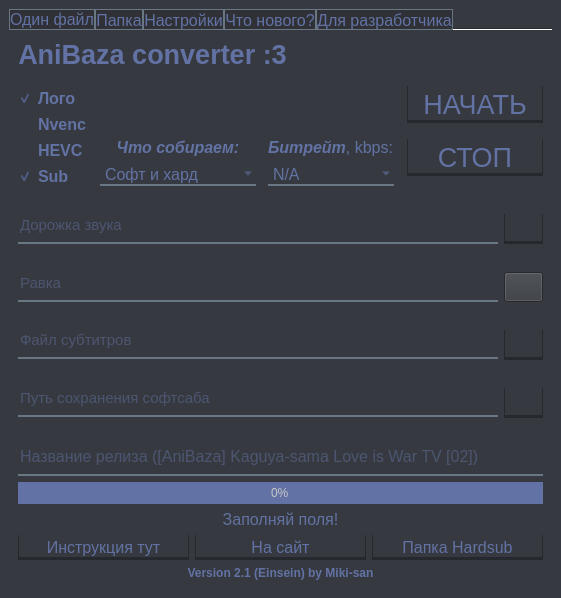
The window that UI/normUI2.ui (nikolaiianchuk/AniBaza_Converter) describes before a commit, drawn with Qt 5.
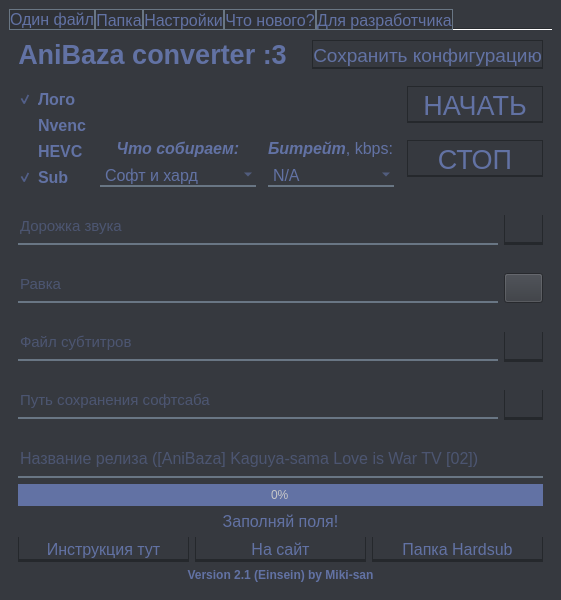
The same window after the commit. Icons and pictures are not drawn.

Commit message: Added saving config, stable logging at all app levels and started testing specific ffmpeg commands.

```diff
--- a/UI/normUI2.ui
+++ b/UI/normUI2.ui
@@ -7,7 +7,7 @@
     <x>0</x>
     <y>0</y>
     <width>556</width>
-    <height>598</height>
+    <height>600</height>
    </rect>
   </property>
   <property name="font">
@@ -114,7 +114,7 @@
         <string>Один файл</string>
        </attribute>
        <layout class="QGridLayout" name="gridLayout_2">
-        <item row="7" column="1" colspan="4">
+        <item row="8" column="1" colspan="4">
          <layout class="QVBoxLayout" name="verticalLayout_3">
           <item>
            <widget class="QLineEdit" name="episodeLine">
@@ -138,7 +138,20 @@
           </item>
          </layout>
         </item>
-        <item row="15" column="1" rowspan="2" colspan="4">
+        <item row="5" column="1" colspan="4">
+         <spacer name="verticalSpacer_8">
+          <property name="orientation">
+           <enum>Qt::Vertical</enum>
+          </property>
+          <property name="sizeHint" stdset="0">
+           <size>
+            <width>20</width>
+            <height>40</height>
+           </size>
+          </property>
+         </spacer>
+        </item>
+        <item row="16" column="1" rowspan="2" colspan="4">
          <layout class="QHBoxLayout" name="horizontalLayout">
           <item>
            <widget class="QPushButton" name="faqButton">
@@ -292,7 +305,7 @@
           </item>
          </layout>
         </item>
-        <item row="17" column="1" colspan="4">
+        <item row="18" column="1" colspan="4">
          <layout class="QVBoxLayout" name="verticalLayout_4">
           <item>
            <widget class="QLabel" name="versionLabel">
@@ -327,84 +340,20 @@
           </item>
          </layout>
         </item>
-        <item row="0" column="1" rowspan="2">
-         <widget class="QPushButton" name="pushButton_rick">
-          <property name="font">
-           <font>
-            <family>Segoe UI</family>
-            <pointsize>20</pointsize>
-            <weight>75</weight>
-            <bold>true</bold>
-            <strikeout>false</strikeout>
-           </font>
+        <item row="12" column="1" colspan="4">
+         <spacer name="verticalSpacer_16">
+          <property name="orientation">
+           <enum>Qt::Vertical</enum>
           </property>
-          <property name="whatsThis">
-           <string>&lt;html&gt;&lt;head/&gt;&lt;body&gt;&lt;p&gt;asdasdasd&lt;/p&gt;&lt;/body&gt;&lt;/html&gt;</string>
+          <property name="sizeHint" stdset="0">
+           <size>
+            <width>20</width>
+            <height>40</height>
+           </size>
           </property>
-          <property name="styleSheet">
-           <string notr="true">color: rgb(98, 114, 164);
-background-color: rgba(0, 0, 0, 0);
-border:none;
-</string>
-          </property>
-          <property name="text">
-           <string>AniBaza converter :3</string>
-          </property>
-         </widget>
+         </spacer>
         </item>
-        <item row="13" column="1" colspan="4">
-         <layout class="QHBoxLayout" name="horizontalLayout_3">
-          <item>
-           <widget class="QLabel" name="stateLabel">
-            <property name="font">
-             <font>
-              <family>Segoe UI</family>
-              <pointsize>12</pointsize>
-             </font>
-            </property>
-            <property name="styleSheet">
-             <string notr="true">color: rgb(98, 114, 164);
-background-color: rgba(0, 0, 0, 0);
-border:none;
-
-</string>
-            </property>
-            <property name="text">
-             <string>Заполняй поля!</string>
-            </property>
-            <property name="alignment">
-             <set>Qt::AlignCenter</set>
-            </property>
-           </widget>
-          </item>
-         </layout>
-        </item>
-        <item row="10" column="1" colspan="4">
-         <layout class="QVBoxLayout" name="verticalLayout_8">
-          <item>
-           <widget class="QProgressBar" name="progressBar">
-            <property name="styleSheet">
-             <string notr="true">QProgressBar {
-	background-color: rgb(98, 114, 164);
-	color: rgb(200, 200, 200);
-	border-style: none;
-	border-radius: 20px;
-	text-align: center;
-}
-QProgressBar::chunk{	
-	border-radius: 20px;
-	
-	background-color: qlineargradient(spread:pad, x1:0.006, y1:0.556, x2:1, y2:0.522727, stop:0 rgba(54, 57, 63, 255), stop:1 rgba(54, 57, 63, 255));
-}</string>
-            </property>
-            <property name="value">
-             <number>0</number>
-            </property>
-           </widget>
-          </item>
-         </layout>
-        </item>
-        <item row="3" column="1" colspan="4">
+        <item row="4" column="1" colspan="4">
          <layout class="QHBoxLayout" name="horizontalLayout_4">
           <item>
            <layout class="QVBoxLayout" name="verticalLayout_12">
@@ -820,9 +769,10 @@
 border: none;
 padding-top: 5px;
 padding-top: 3px;
+border-top: 1px solid  rgb(37, 40, 44);
 border-left: 1px solid  rgb(37, 40, 44);
 border-right: 1px solid  rgb(37, 40, 44);
-border-bottom: 3px solid  rgb(37, 40, 44);
+border-bottom: 2px solid  rgb(37, 40, 44);
 font: 75 20pt &quot;Segoe UI&quot;;
 color: rgb(98, 114, 164);
 }
@@ -881,9 +831,10 @@
 border: none;
 padding-top: 5px;
 padding-top: 3px;
+border-top: 1px solid  rgb(37, 40, 44);
 border-left: 1px solid  rgb(37, 40, 44);
 border-right: 1px solid  rgb(37, 40, 44);
-border-bottom: 3px solid  rgb(37, 40, 44);
+border-bottom: 2px solid  rgb(37, 40, 44);
 font: 75 20pt &quot;Segoe UI&quot;;
 color: rgb(98, 114, 164);
 }
@@ -927,7 +878,76 @@
           </item>
          </layout>
         </item>
-        <item row="5" column="1" colspan="4">
+        <item row="3" column="1" colspan="4">
+         <spacer name="verticalSpacer_23">
+          <property name="orientation">
+           <enum>Qt::Vertical</enum>
+          </property>
+          <property name="sizeHint" stdset="0">
+           <size>
+            <width>20</width>
+            <height>40</height>
+           </size>
+          </property>
+         </spacer>
+        </item>
+        <item row="10" column="1" colspan="4">
+         <spacer name="verticalSpacer_15">
+          <property name="orientation">
+           <enum>Qt::Vertical</enum>
+          </property>
+          <property name="sizeType">
+           <enum>QSizePolicy::Expanding</enum>
+          </property>
+          <property name="sizeHint" stdset="0">
+           <size>
+            <width>20</width>
+            <height>40</height>
+           </size>
+          </property>
+         </spacer>
+        </item>
+        <item row="15" column="1" colspan="4">
+         <spacer name="verticalSpacer_17">
+          <property name="orientation">
+           <enum>Qt::Vertical</enum>
+          </property>
+          <property name="sizeHint" stdset="0">
+           <size>
+            <width>20</width>
+            <height>40</height>
+           </size>
+          </property>
+         </spacer>
+        </item>
+        <item row="14" column="1" colspan="4">
+         <layout class="QHBoxLayout" name="horizontalLayout_3">
+          <item>
+           <widget class="QLabel" name="stateLabel">
+            <property name="font">
+             <font>
+              <family>Segoe UI</family>
+              <pointsize>12</pointsize>
+             </font>
+            </property>
+            <property name="styleSheet">
+             <string notr="true">color: rgb(98, 114, 164);
+background-color: rgba(0, 0, 0, 0);
+border:none;
+
+</string>
+            </property>
+            <property name="text">
+             <string>Заполняй поля!</string>
+            </property>
+            <property name="alignment">
+             <set>Qt::AlignCenter</set>
+            </property>
+           </widget>
+          </item>
+         </layout>
+        </item>
+        <item row="6" column="1" colspan="4">
          <layout class="QHBoxLayout" name="horizontalLayout_5">
           <item>
            <layout class="QVBoxLayout" name="verticalLayout">
@@ -1369,49 +1389,7 @@
           </item>
          </layout>
         </item>
-        <item row="11" column="1" colspan="4">
-         <spacer name="verticalSpacer_16">
-          <property name="orientation">
-           <enum>Qt::Vertical</enum>
-          </property>
-          <property name="sizeHint" stdset="0">
-           <size>
-            <width>20</width>
-            <height>40</height>
-           </size>
-          </property>
-         </spacer>
-        </item>
-        <item row="14" column="1" colspan="4">
-         <spacer name="verticalSpacer_17">
-          <property name="orientation">
-           <enum>Qt::Vertical</enum>
-          </property>
-          <property name="sizeHint" stdset="0">
-           <size>
-            <width>20</width>
-            <height>40</height>
-           </size>
-          </property>
-         </spacer>
-        </item>
-        <item row="9" column="1" colspan="4">
-         <spacer name="verticalSpacer_15">
-          <property name="orientation">
-           <enum>Qt::Vertical</enum>
-          </property>
-          <property name="sizeType">
-           <enum>QSizePolicy::Expanding</enum>
-          </property>
-          <property name="sizeHint" stdset="0">
-           <size>
-            <width>20</width>
-            <height>40</height>
-           </size>
-          </property>
-         </spacer>
-        </item>
-        <item row="6" column="1" colspan="4">
+        <item row="7" column="1" colspan="4">
          <spacer name="verticalSpacer_21">
           <property name="orientation">
            <enum>Qt::Vertical</enum>
@@ -1424,44 +1402,122 @@
           </property>
          </spacer>
         </item>
-        <item row="4" column="1" colspan="4">
-         <spacer name="verticalSpacer_8">
-          <property name="orientation">
-           <enum>Qt::Vertical</enum>
-          </property>
-          <property name="sizeHint" stdset="0">
-           <size>
-            <width>20</width>
-            <height>40</height>
-           </size>
-          </property>
-         </spacer>
+        <item row="11" column="1" colspan="4">
+         <layout class="QVBoxLayout" name="verticalLayout_8">
+          <item>
+           <widget class="QProgressBar" name="progressBar">
+            <property name="styleSheet">
+             <string notr="true">QProgressBar {
+	background-color: rgb(98, 114, 164);
+	color: rgb(200, 200, 200);
+	border-style: none;
+	border-radius: 20px;
+	text-align: center;
+}
+QProgressBar::chunk{	
+	border-radius: 20px;
+	
+	background-color: qlineargradient(spread:pad, x1:0.006, y1:0.556, x2:1, y2:0.522727, stop:0 rgba(54, 57, 63, 255), stop:1 rgba(54, 57, 63, 255));
+}</string>
+            </property>
+            <property name="value">
+             <number>0</number>
+            </property>
+           </widget>
+          </item>
+         </layout>
         </item>
         <item row="2" column="1" colspan="4">
-         <spacer name="verticalSpacer_23">
-          <property name="orientation">
-           <enum>Qt::Vertical</enum>
-          </property>
-          <property name="sizeHint" stdset="0">
-           <size>
-            <width>20</width>
-            <height>40</height>
-           </size>
-          </property>
-         </spacer>
-        </item>
-        <item row="0" column="2" rowspan="2" colspan="3">
-         <spacer name="horizontalSpacer_4">
-          <property name="orientation">
-           <enum>Qt::Horizontal</enum>
-          </property>
-          <property name="sizeHint" stdset="0">
-           <size>
-            <width>40</width>
-            <height>20</height>
-           </size>
-          </property>
-         </spacer>
+         <layout class="QHBoxLayout" name="horizontalLayout_2">
+          <item>
+           <widget class="QPushButton" name="pushButton_rick">
+            <property name="sizePolicy">
+             <sizepolicy hsizetype="Minimum" vsizetype="Fixed">
+              <horstretch>0</horstretch>
+              <verstretch>0</verstretch>
+             </sizepolicy>
+            </property>
+            <property name="font">
+             <font>
+              <family>Segoe UI</family>
+              <pointsize>20</pointsize>
+              <weight>75</weight>
+              <bold>true</bold>
+              <strikeout>false</strikeout>
+             </font>
+            </property>
+            <property name="whatsThis">
+             <string>&lt;html&gt;&lt;head/&gt;&lt;body&gt;&lt;p&gt;asdasdasd&lt;/p&gt;&lt;/body&gt;&lt;/html&gt;</string>
+            </property>
+            <property name="styleSheet">
+             <string notr="true">color: rgb(98, 114, 164);
+background-color: rgba(0, 0, 0, 0);
+border:none;
+</string>
+            </property>
+            <property name="text">
+             <string>AniBaza converter :3</string>
+            </property>
+           </widget>
+          </item>
+          <item>
+           <spacer name="horizontalSpacer_4">
+            <property name="orientation">
+             <enum>Qt::Horizontal</enum>
+            </property>
+            <property name="sizeHint" stdset="0">
+             <size>
+              <width>40</width>
+              <height>20</height>
+             </size>
+            </property>
+           </spacer>
+          </item>
+          <item>
+           <widget class="QPushButton" name="settingsSaving">
+            <property name="font">
+             <font>
+              <family>Segoe UI</family>
+              <pointsize>14</pointsize>
+              <weight>9</weight>
+              <italic>false</italic>
+              <bold>false</bold>
+             </font>
+            </property>
+            <property name="styleSheet">
+             <string notr="true">QPushButton{
+border: none;
+padding-top: 5px;
+padding-top: 3px;
+border-top: 1px solid  rgb(37, 40, 44);
+border-left: 1px solid  rgb(37, 40, 44);
+border-right: 1px solid  rgb(37, 40, 44);
+border-bottom: 2px solid  rgb(37, 40, 44);
+font: 75 14pt &quot;Segoe UI&quot;;
+color: rgb(98, 114, 164);
+}
+QPushButton:hover{
+background-color: rgb(62, 65, 72);
+border-top: 1px solid  rgb(37, 40, 44);
+border-left: 1px solid  rgb(37, 40, 44);
+border-right: 1px solid  rgb(37, 40, 44);
+border-bottom: 2px solid  rgb(37, 40, 44);
+}
+QPushButton:pressed{
+background-color: rgb(44, 47, 52);
+border-left: 1px solid  rgb(37, 40, 44);
+border-right: 1px solid  rgb(37, 40, 44);
+border-top: 2px solid  rgb(37, 40, 44);
+border-bottom: 1px solid  rgb(37, 40, 44);
+padding-top: -5px;
+}</string>
+            </property>
+            <property name="text">
+             <string>Сохранить конфигурацию</string>
+            </property>
+           </widget>
+          </item>
+         </layout>
         </item>
        </layout>
       </widget>
```
Left out of the diff: 14 changed lines with no effect on the pictures. The commit also changes 9 other files.
